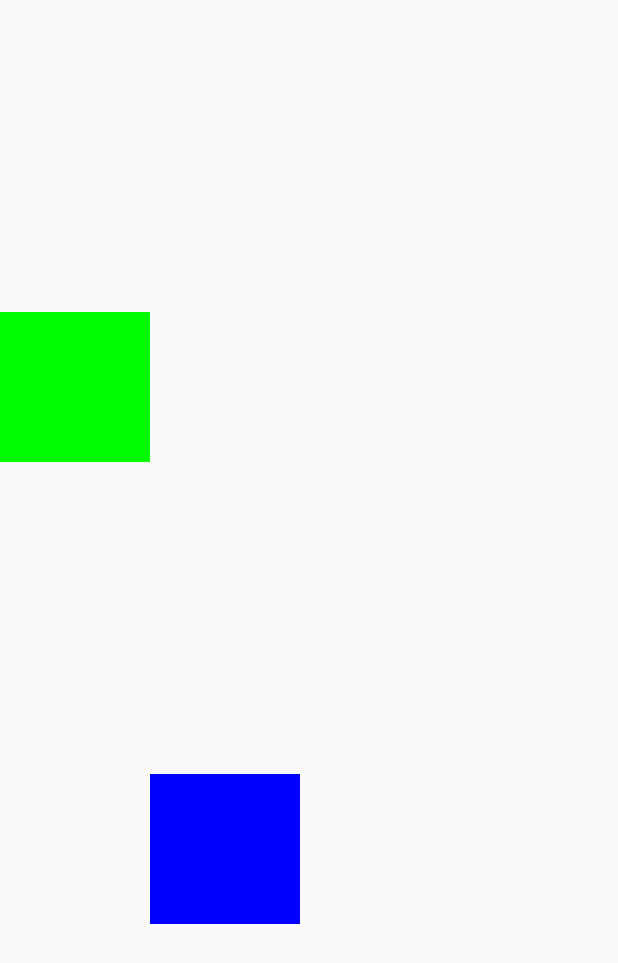
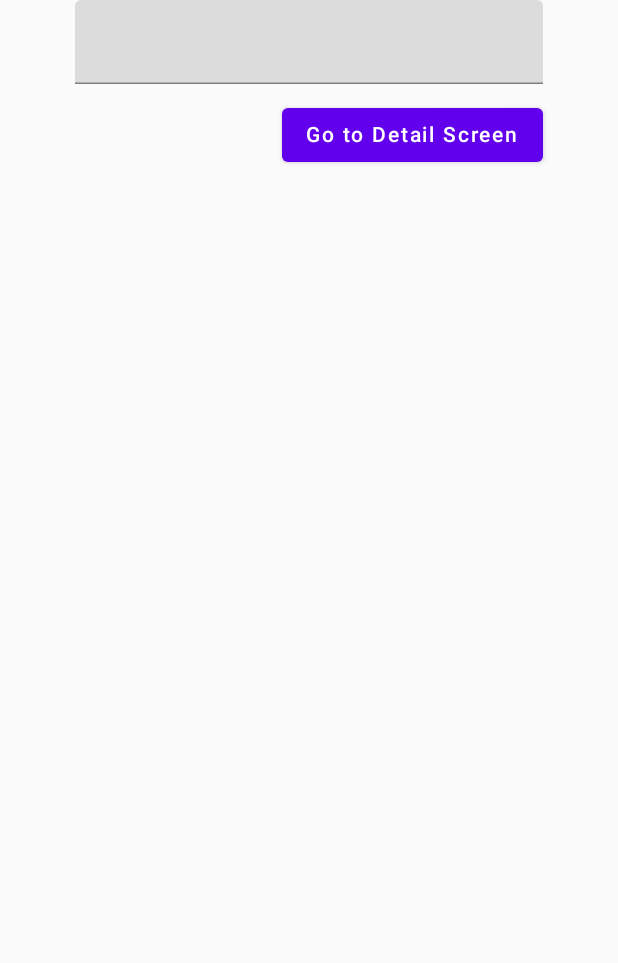
Before and after one commit to Nokheenig/Android_Kotlin_Compose, an Android app built with Jetpack Compose: the screen it shows after launch (MainActivity), on a phone screen of 412 x 824 dp. Shown: the top 963 px of the screen. Run offline under Robolectric (Android 15) with nearby library versions, the phone set to English and light mode, and no system bars.

Commit message:
260.Navigation Part 1

```diff
--- a/app/build.gradle.kts
+++ b/app/build.gradle.kts
@@ -99,4 +99,6 @@ dependencies {
 
 
     implementation("androidx.constraintlayout:constraintlayout-compose:1.0.1")
+    val nav_version = "2.6.0"
+    implementation("androidx.navigation:navigation-compose:$nav_version")
 }
--- a/app/src/main/java/com/example/compose/MainActivity.kt
+++ b/app/src/main/java/com/example/compose/MainActivity.kt
@@ -3,57 +3,13 @@ package com.example.compose
 import android.os.Bundle
 import androidx.activity.ComponentActivity
 import androidx.activity.compose.setContent
-import androidx.compose.foundation.background
-import androidx.compose.foundation.layout.Box
-import androidx.compose.foundation.layout.fillMaxSize
-import androidx.compose.ui.Modifier
-import androidx.compose.ui.graphics.Color
-import androidx.compose.ui.layout.layoutId
-import androidx.compose.ui.unit.dp
-import androidx.constraintlayout.compose.ChainStyle
-import androidx.constraintlayout.compose.ConstraintLayout
-import androidx.constraintlayout.compose.ConstraintSet
-import androidx.constraintlayout.compose.Dimension
-
 
 class MainActivity : ComponentActivity() {
     override fun onCreate(savedInstanceState: Bundle?) {
         super.onCreate(savedInstanceState)
 
         setContent {
-            val constraints = ConstraintSet {
-                val greenBox = createRefFor("greenBox")
-                val blueBox = createRefFor("blueBox")
-
-                constrain(greenBox) {
-                    top.linkTo(parent.top)
-                    start.linkTo(parent.start)
-                    width = Dimension.value(100.dp)
-                    height = Dimension.value(100.dp)
-                }
-
-                constrain(blueBox) {
-                    top.linkTo(parent.top)
-                    start.linkTo(greenBox.end)
-                    width = Dimension.value(100.dp)
-                    height = Dimension.value(100.dp)
-                }
-
-                createVerticalChain(greenBox, blueBox, chainStyle = ChainStyle.Spread)
-            }
-
-            ConstraintLayout (
-                constraints,
-                modifier = Modifier.fillMaxSize()
-            ){
-                Box(modifier =
-                Modifier.background(Color.Green)
-                    .layoutId("greenBox"))
-
-                Box(modifier =
-                Modifier.background(Color.Blue)
-                    .layoutId("blueBox"))
-            }
+            Navigation()
         }
     }
 }
--- /dev/null
+++ b/app/src/main/java/com/example/compose/Screen.kt
@@ -0,0 +1,6 @@
+package com.example.compose
+
+sealed class Screen (val route:String) {
+    object MainScreen : Screen("MainScreen")
+    object DetailScreen : Screen("DetailScreen") // Teacher forgot to update route here
+}
--- /dev/null
+++ b/app/src/main/java/com/example/compose/navigation.kt
@@ -0,0 +1,80 @@
+package com.example.compose
+
+import androidx.compose.foundation.background
+import androidx.compose.foundation.layout.Arrangement
+import androidx.compose.foundation.layout.Box
+import androidx.compose.foundation.layout.Column
+import androidx.compose.foundation.layout.Spacer
+import androidx.compose.foundation.layout.fillMaxSize
+import androidx.compose.foundation.layout.fillMaxWidth
+import androidx.compose.foundation.layout.height
+import androidx.compose.foundation.layout.padding
+import androidx.compose.material.Button
+import androidx.compose.material.Text
+import androidx.compose.material.TextField
+import androidx.compose.runtime.Composable
+import androidx.compose.runtime.mutableStateOf
+import androidx.compose.runtime.*
+import androidx.compose.ui.Alignment
+import androidx.compose.ui.Modifier
+import androidx.compose.ui.graphics.Color
+import androidx.compose.ui.unit.dp
+import androidx.navigation.NavController
+import androidx.navigation.compose.NavHost
+import androidx.navigation.compose.composable
+import androidx.navigation.compose.rememberNavController
+
+@Composable
+fun Navigation() {
+    val navController = rememberNavController()
+    NavHost(navController = navController, startDestination = "MainScreen"){
+        composable(route = Screen.MainScreen.route) {
+            MainScreen(navController = navController)
+        }
+
+        composable(route = Screen.DetailScreen.route) {
+            DetailScreen(name = "")
+        }
+    }
+}
+
+@Composable
+fun MainScreen(navController: NavController) {
+    var text by remember {
+        mutableStateOf("")
+    }
+    Column (
+        verticalArrangement = Arrangement.Center,
+        modifier = Modifier
+            .fillMaxWidth()
+            .padding(horizontal = 50.dp)
+    ) {
+        TextField(value = text,
+            onValueChange = {
+                text = it
+            },
+            modifier = Modifier.fillMaxWidth())
+
+        Spacer(modifier = Modifier.height(10.dp))
+
+        Button(
+            modifier = Modifier.align(Alignment.End),
+            onClick = {
+                navController.navigate(Screen.DetailScreen.route)
+            }
+        ) {
+            Text(text = "Go to Detail Screen",
+                color = Color.White)
+        }
+    }
+}
+
+@Composable
+fun DetailScreen(name: String?) {
+    Box(modifier = Modifier
+        .fillMaxSize()
+        .background(Color.Green)
+    ) {
+        Text(text = "Hello $name")
+    }
+}
```
